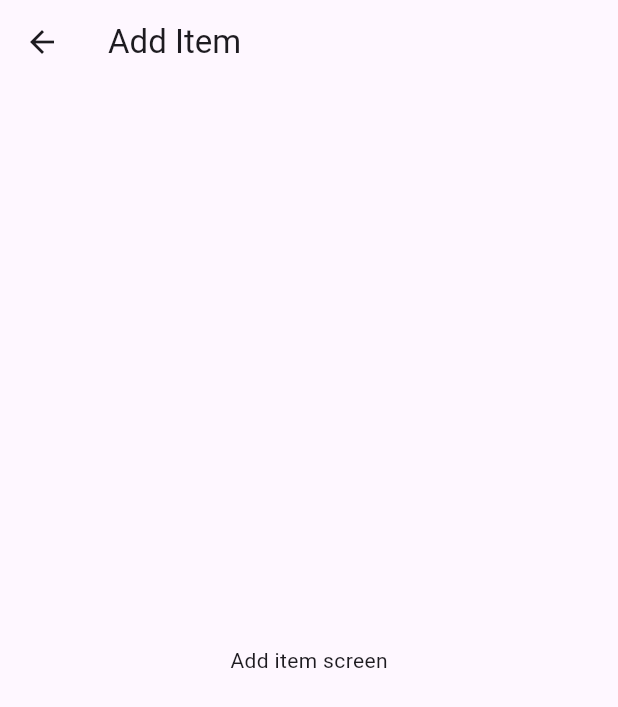
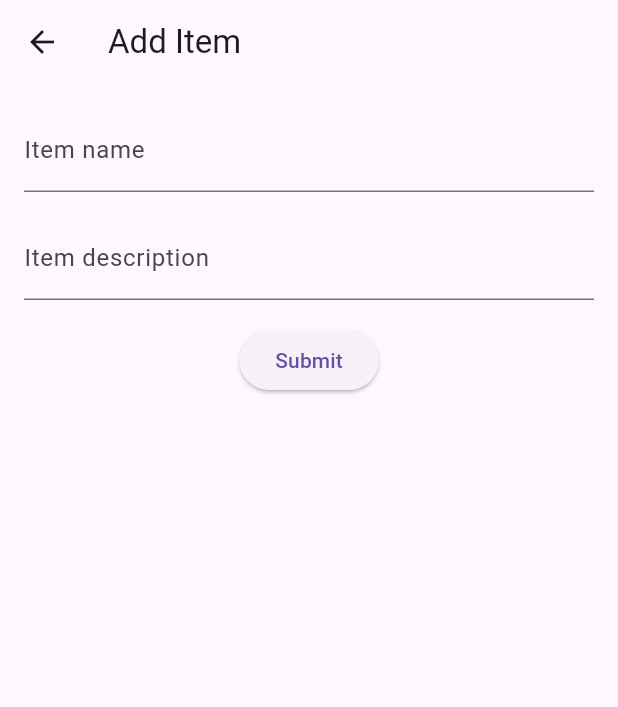
Before and after one commit to shuaib05/lost_and_found, a Flutter app: the screen it shows after launch, after a tap on the "add" icon, on a phone screen of 412 x 824 dp. Shown: the top 707 px of the screen. Run offline on Flutter 3.47's test engine with Material 3 defaults, Android fonts, the light colour scheme and no system bars.

Commit message:
Created add item form

```diff
--- a/lib/screens/add_item_screen.dart
+++ b/lib/screens/add_item_screen.dart
@@ -1,13 +1,53 @@
 import 'package:flutter/material.dart';
 
-class AddItemScreen extends StatelessWidget {
+class AddItemScreen extends StatefulWidget {
   const AddItemScreen({super.key});
 
+  @override
+  State<AddItemScreen> createState() => _AddItemScreenState();
+}
+
+class _AddItemScreenState extends State<AddItemScreen> {
+  final _formKey = GlobalKey<FormState>();
+  final TextEditingController _nameController = TextEditingController();
+  final TextEditingController _descController = TextEditingController();
   @override
   Widget build(BuildContext context) {
     return Scaffold(
       appBar: AppBar(title: Text("Add Item")),
-      body: const Center(child: Text("Add item screen")),
+      body: Padding(
+        padding: EdgeInsets.all(16),
+        child: Form(
+          key: _formKey,
+          child: Column(
+            children: [
+              TextFormField(
+                controller: _nameController,
+                decoration: InputDecoration(labelText: "Item name"),
+                validator: (value) {
+                  if (value == null || value.isEmpty) {
+                    return 'Enter item name';
+                  }
+                  return null;
+                },
+              ),
+              SizedBox(height: 16),
+              TextFormField(
+                controller: _descController,
+                decoration: InputDecoration(labelText: "Item description"),
+                validator: (value) {
+                  if (value == null || value.isEmpty) {
+                    return 'Enter item description';
+                  }
+                  return null;
+                },
+              ),
+              SizedBox(height: 16),
+              ElevatedButton(onPressed: () {}, child: Text('Submit')),
+            ],
+          ),
+        ),
+      ),
     );
   }
 }
--- a/lib/screens/lost_items_screen.dart
+++ b/lib/screens/lost_items_screen.dart
@@ -14,7 +14,7 @@ class _LostItemsScreenState extends State<LostItemsScreen> {
   @override
   Widget build(BuildContext context) {
     return Scaffold(
-      appBar: AppBar(title: Text('Lost & Found')),
+      appBar: AppBar(title: Text('Lost Items')),
       body: _items.isEmpty
           ? const Center(child: Text("No items to show"))
           : ListView.builder(
```
